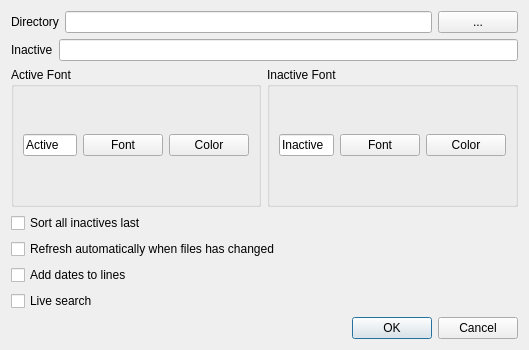
First picture: the form in settingsdialog.ui, repository SverrirValgeirsson/Todour, before the edit.
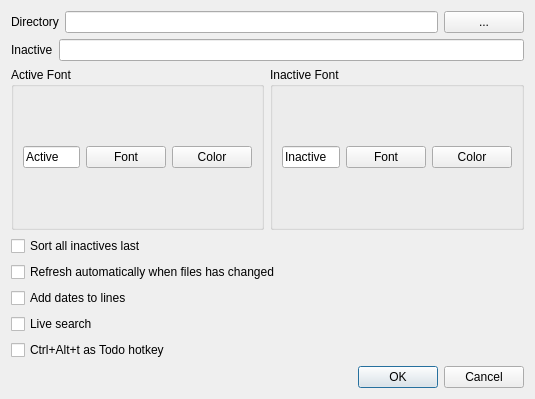
Second picture: the form after the edit.

Commit message: Make hotkey selectable (on/off)

```diff
--- a/settingsdialog.ui
+++ b/settingsdialog.ui
@@ -6,8 +6,8 @@
    <rect>
     <x>0</x>
     <y>0</y>
-    <width>529</width>
-    <height>350</height>
+    <width>535</width>
+    <height>399</height>
    </rect>
   </property>
   <property name="windowTitle">
@@ -160,6 +160,13 @@
      </property>
     </widget>
    </item>
+   <item>
+    <widget class="QCheckBox" name="cb_hotKey">
+     <property name="text">
+      <string>Ctrl+Alt+t as Todo hotkey</string>
+     </property>
+    </widget>
+   </item>
    <item>
     <widget class="QDialogButtonBox" name="buttonBox">
      <property name="orientation">
```
The commit also changes 4 other files.
